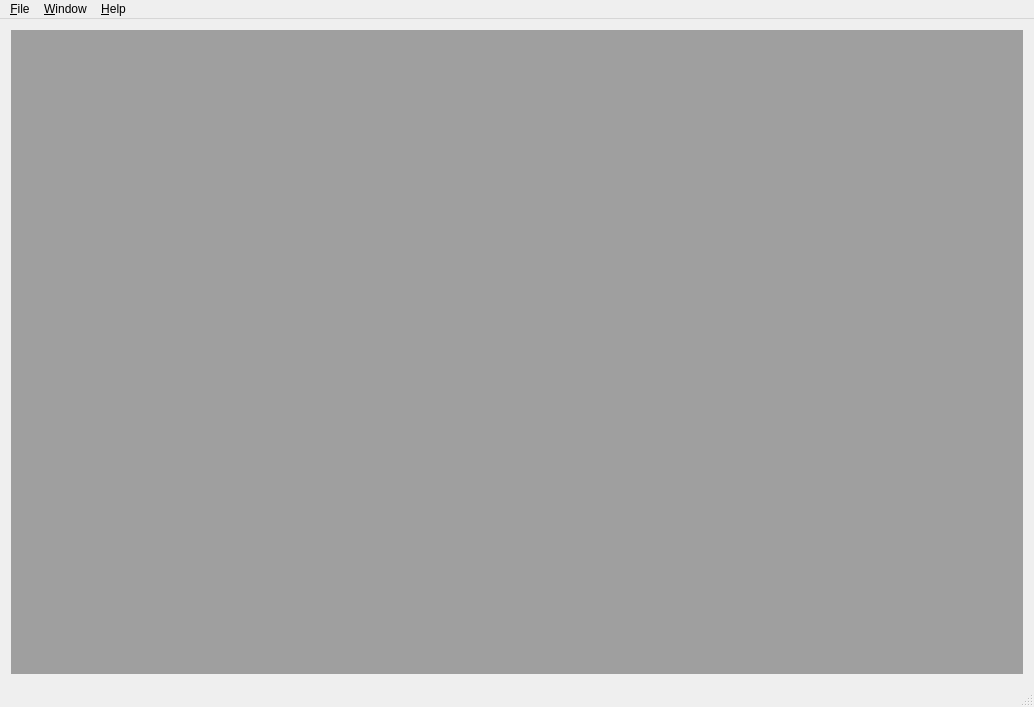
Above: src/mvme.ui from flueke/mvme before the change. Below: the same form after it.
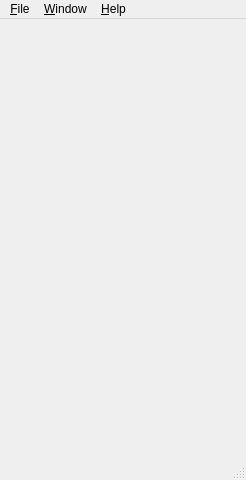
That is the form after the change. Icons and pictures are not drawn.

Commit message: first working multi window version!

```diff
--- a/src/mvme.ui
+++ b/src/mvme.ui
@@ -6,26 +6,22 @@
    <rect>
     <x>0</x>
     <y>0</y>
-    <width>1034</width>
-    <height>707</height>
+    <width>246</width>
+    <height>480</height>
    </rect>
   </property>
   <property name="windowTitle">
    <string>mvme</string>
   </property>
   <widget class="QWidget" name="centralWidget">
-   <layout class="QVBoxLayout" name="verticalLayout">
-    <item>
-     <widget class="QMdiArea" name="mdiArea"/>
-    </item>
-   </layout>
+   <layout class="QVBoxLayout" name="verticalLayout"/>
   </widget>
   <widget class="QMenuBar" name="menuBar">
    <property name="geometry">
     <rect>
      <x>0</x>
      <y>0</y>
-     <width>1034</width>
+     <width>246</width>
      <height>19</height>
     </rect>
    </property>
```
Left out of the diff: 32 changed lines with no effect on the pictures. The commit also changes 4 other files.
